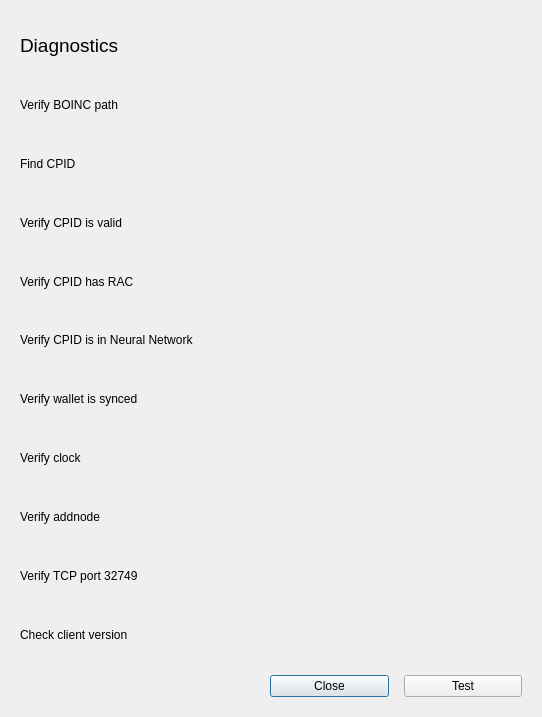
gridcoin-community/Gridcoin-Research, file src/qt/forms/diagnosticsdialog.ui: the form before one commit.
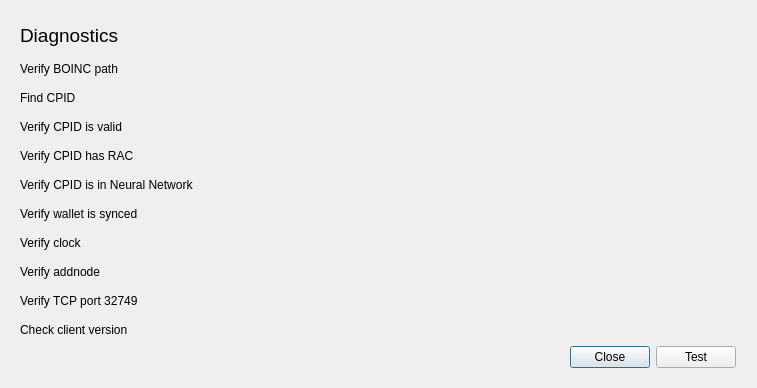
The form after the commit.

Commit message: Resize dialog window

```diff
--- a/src/qt/forms/diagnosticsdialog.ui
+++ b/src/qt/forms/diagnosticsdialog.ui
@@ -6,29 +6,14 @@
    <rect>
     <x>0</x>
     <y>0</y>
-    <width>542</width>
-    <height>717</height>
+    <width>757</width>
+    <height>388</height>
    </rect>
   </property>
   <property name="windowTitle">
    <string>Diagnostics</string>
   </property>
-  <widget class="QWidget" name="verticalLayoutWidget">
-   <property name="geometry">
-    <rect>
-     <x>0</x>
-     <y>0</y>
-     <width>542</width>
-     <height>717</height>
-    </rect>
-   </property>
-   <layout class="QVBoxLayout" name="verticalLayout">
-    <property name="spacing">
-     <number>15</number>
-    </property>
-    <property name="sizeConstraint">
-     <enum>QLayout::SetMinimumSize</enum>
-    </property>
+  <layout class="QVBoxLayout" name="verticalLayout_2">
     <property name="leftMargin">
      <number>20</number>
     </property>
@@ -42,7 +27,7 @@
      <number>20</number>
     </property>
     <item>
-     <layout class="QGridLayout" name="gridLayout" rowminimumheight="50,50,50,50,50,50,50,50,50,50,50">
+    <layout class="QGridLayout" name="gridLayout" rowminimumheight="30,20,20,20,20,20,20,20,20,20,20">
       <property name="sizeConstraint">
        <enum>QLayout::SetMinimumSize</enum>
       </property>
@@ -380,7 +365,7 @@
     <item>
      <layout class="QHBoxLayout" name="horizontalLayout">
       <property name="leftMargin">
-       <number>250</number>
+      <number>550</number>
       </property>
       <property name="rightMargin">
        <number>0</number>
@@ -390,13 +375,28 @@
       </property>
       <item>
        <widget class="QPushButton" name="cancelBtn">
+       <property name="sizePolicy">
+        <sizepolicy hsizetype="Fixed" vsizetype="Fixed">
+         <horstretch>0</horstretch>
+         <verstretch>0</verstretch>
+        </sizepolicy>
+       </property>
         <property name="text">
          <string>Close</string>
         </property>
+       <property name="default">
+        <bool>false</bool>
+       </property>
        </widget>
       </item>
       <item>
        <widget class="QPushButton" name="testBtn">
+       <property name="sizePolicy">
+        <sizepolicy hsizetype="Fixed" vsizetype="Fixed">
+         <horstretch>0</horstretch>
+         <verstretch>0</verstretch>
+        </sizepolicy>
+       </property>
         <property name="text">
          <string>Test</string>
         </property>
@@ -405,7 +405,6 @@
      </layout>
     </item>
    </layout>
-  </widget>
  </widget>
  <resources/>
  <connections>
```
Lines whose indentation alone changed are shown as unchanged.
